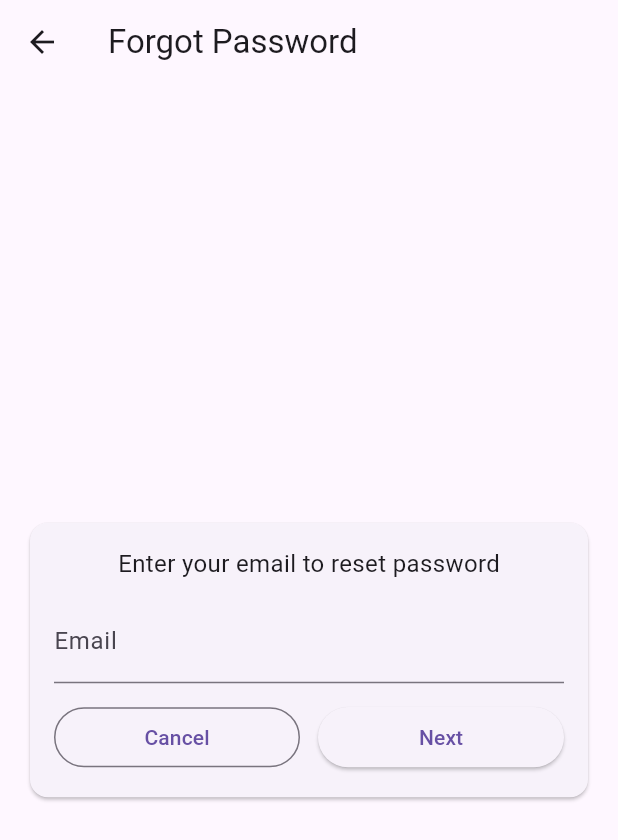
After one commit to Al-Saihan/Part-Timer-App, a Flutter app: the screen it shows after launch, after a tap on "Forget Password?", on a phone screen of 412 x 824 dp. The commit adds this screen. Shown: the top 840 px of the screen. Run offline on Flutter 3.47's test engine with Material 3 defaults, Android fonts, the phone set to English and light mode, and no system bars; our stand-ins replace flutter_dotenv, shared_preferences; network calls fail.

Commit message:
feat(password): implemented simple forget password method

```diff
--- /dev/null
+++ b/lib/screens/forgot_password.dart
@@ -0,0 +1,97 @@
+import 'package:flutter/material.dart';
+import '../services/api_service.dart';
+import 'reset_password.dart';
+
+class ForgotPasswordPage extends StatefulWidget {
+  const ForgotPasswordPage({super.key});
+
+  @override
+  State<ForgotPasswordPage> createState() => _ForgotPasswordPageState();
+}
+
+class _ForgotPasswordPageState extends State<ForgotPasswordPage> {
+  final _formKey = GlobalKey<FormState>();
+  final _emailCtrl = TextEditingController();
+  bool _loading = false;
+
+  @override
+  void dispose() {
+    _emailCtrl.dispose();
+    super.dispose();
+  }
+
+  Future<void> _submit() async {
+    if (!_formKey.currentState!.validate()) return;
+    setState(() => _loading = true);
+    final scaffold = ScaffoldMessenger.of(context);
+    try {
+      final res = await ApiService.forgotPassword(email: _emailCtrl.text.trim());
+      scaffold.showSnackBar(SnackBar(content: Text(res['message']?.toString() ?? 'Email verified')));
+      // navigate to reset page
+      if (mounted) {
+        Navigator.of(context).push(
+          MaterialPageRoute(builder: (_) => ResetPasswordPage(email: _emailCtrl.text.trim())),
+        );
+      }
+    } catch (e) {
+      scaffold.showSnackBar(SnackBar(content: Text('Failed: $e')));
+    } finally {
+      if (mounted) setState(() => _loading = false);
+    }
+  }
+
+  @override
+  Widget build(BuildContext context) {
+    return Scaffold(
+      appBar: AppBar(title: const Text('Forgot Password')),
+      body: Center(
+        child: SingleChildScrollView(
+          padding: const EdgeInsets.all(16),
+          child: ConstrainedBox(
+            constraints: const BoxConstraints(maxWidth: 600),
+            child: Card(
+              child: Padding(
+                padding: const EdgeInsets.all(16),
+                child: Column(
+                  mainAxisSize: MainAxisSize.min,
+                  children: [
+                    const Text('Enter your email to reset password', style: TextStyle(fontSize: 16)),
+                    const SizedBox(height: 12),
+                    Form(
+                      key: _formKey,
+                      child: TextFormField(
+                        controller: _emailCtrl,
+                        keyboardType: TextInputType.emailAddress,
+                        decoration: const InputDecoration(labelText: 'Email'),
+                        validator: (v) {
+                          if (v == null || v.trim().isEmpty) return 'Enter email';
+                          if (!v.contains('@')) return 'Enter a valid email';
+                          return null;
+                        },
+                      ),
+                    ),
+                    const SizedBox(height: 12),
+                    Row(
+                      children: [
+                        Expanded(
+                          child: OutlinedButton(onPressed: () => Navigator.pop(context), child: const Text('Cancel')),
+                        ),
+                        const SizedBox(width: 12),
+                        Expanded(
+                          child: ElevatedButton(
+                            onPressed: _loading ? null : _submit,
+                            child: _loading ? const SizedBox(width: 16, height: 16, child: CircularProgressIndicator(strokeWidth: 2, color: Colors.white)) : const Text('Next'),
+                          ),
+                        ),
+                      ],
+                    ),
+                  ],
+                ),
+              ),
+            ),
+          ),
+        ),
+      ),
+    );
+  }
+}
--- a/lib/screens/sign_in.dart
+++ b/lib/screens/sign_in.dart
@@ -3,6 +3,7 @@ import 'package:flutter/material.dart';
 import 'sign_up.dart';
 import 'home_seeker.dart';
 import 'home_recruiter.dart';
+import 'forgot_password.dart';
 import '../services/api_service.dart';
 import '../includes/auth.dart';
 
@@ -18,6 +19,7 @@ class _SignInPageState extends State<SignInPage> {
   final _emailController = TextEditingController();
   final _passwordController = TextEditingController();
   bool _loading = false;
+  bool _obscurePassword = true;
 
   @override
   void dispose() {
@@ -170,12 +172,16 @@ class _SignInPageState extends State<SignInPage> {
                           const SizedBox(height: 12),
                           TextFormField(
                             controller: _passwordController,
-                            obscureText: true,
-                            decoration: const InputDecoration(
+                            obscureText: _obscurePassword,
+                            decoration: InputDecoration(
                               labelText: 'Password',
-                              prefixIcon: Icon(Icons.lock, color: Colors.blue),
-                              focusedBorder: OutlineInputBorder(
+                              prefixIcon: const Icon(Icons.lock, color: Colors.blue),
+                              focusedBorder: const OutlineInputBorder(
                                 borderSide: BorderSide(color: Colors.blue),
+                              ),
+                              suffixIcon: IconButton(
+                                icon: Icon(_obscurePassword ? Icons.visibility_off : Icons.visibility, color: Colors.blue),
+                                onPressed: () => setState(() => _obscurePassword = !_obscurePassword),
                               ),
                             ),
                             validator: (v) {
@@ -209,13 +215,7 @@ class _SignInPageState extends State<SignInPage> {
                               ),
                               TextButton(
                                 onPressed: () {
-                                  ScaffoldMessenger.of(context).showSnackBar(
-                                    const SnackBar(
-                                      content: Text(
-                                        'Reset password flow not implemented',
-                                      ),
-                                    ),
-                                  );
+                                  Navigator.of(context).push(MaterialPageRoute(builder: (_) => const ForgotPasswordPage()));
                                 },
                                 child: const Text(
                                   'Forget Password?',
--- a/lib/services/api_service.dart
+++ b/lib/services/api_service.dart
@@ -419,4 +419,34 @@ class ApiService {
       throw Exception('Failed to update status: ${response.statusCode} ${response.body}');
     }
   }
+
+  // ! MARK: Forgot password (verify email exists)
+  static Future<Map<String, dynamic>> forgotPassword({required String email}) async {
+    final url = Uri.parse('$baseUrl/password/forgot');
+    final headers = {'Content-Type': 'application/json', 'Accept': 'application/json'};
+    final body = jsonEncode({'email': email});
+
+    final response = await http.post(url, headers: headers, body: body);
+    if (response.statusCode == 200) {
+      final parsed = jsonDecode(response.body);
+      return parsed is Map<String, dynamic> ? parsed : {'message': 'OK'};
+    } else {
+      throw Exception('Failed to verify email: ${response.statusCode} ${response.body}');
+    }
+  }
+
+  // ! MARK: Reset password (change password by email)
+  static Future<Map<String, dynamic>> resetPassword({required String email, required String password, required String passwordConfirmation}) async {
+    final url = Uri.parse('$baseUrl/password/reset');
+    final headers = {'Content-Type': 'application/json', 'Accept': 'application/json'};
+    final body = jsonEncode({'email': email, 'password': password, 'password_confirmation': passwordConfirmation});
+
+    final response = await http.post(url, headers: headers, body: body);
+    if (response.statusCode == 200) {
+      final parsed = jsonDecode(response.body);
+      return parsed is Map<String, dynamic> ? parsed : {'message': 'OK'};
+    } else {
+      throw Exception('Failed to reset password: ${response.statusCode} ${response.body}');
+    }
+  }
 }
```
Also changed, not shown: lib/screens/reset_password.dart (added, +110 -0 lines), lib/screens/sign_up.dart (+7 -2 lines).
